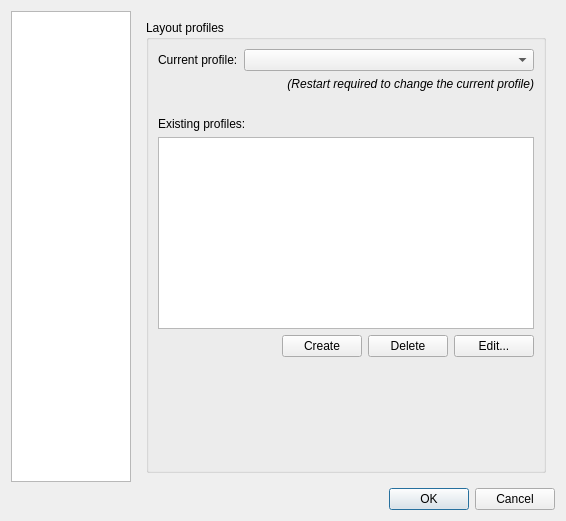
mlz-ictrl/nicos, file lib/nicos/clients/gui/settings.ui: the form before one commit.
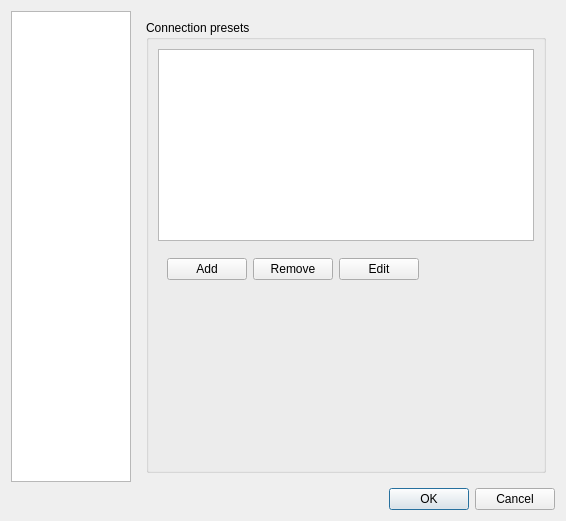
The form after the commit. The open tabs and pages were chosen to show the change.

Commit message:
gui: remove profile config cruft
Fixes: #662

What changed in the file:
```diff
--- a/lib/nicos/clients/gui/settings.ui
+++ b/lib/nicos/clients/gui/settings.ui
@@ -190,127 +190,6 @@
        </item>
       </layout>
      </widget>
-     <widget class="QWidget" name="page_2">
-      <layout class="QVBoxLayout" name="verticalLayout_2">
-       <item>
-        <widget class="QGroupBox" name="groupBox_3">
-         <property name="title">
-          <string>Layout profiles</string>
-         </property>
-         <layout class="QGridLayout" name="gridLayout_4">
-          <item row="0" column="0">
-           <widget class="QLabel" name="label_7">
-            <property name="sizePolicy">
-             <sizepolicy hsizetype="Fixed" vsizetype="Preferred">
-              <horstretch>0</horstretch>
-              <verstretch>0</verstretch>
-             </sizepolicy>
-            </property>
-            <property name="text">
-             <string>Current profile:</string>
-            </property>
-           </widget>
-          </item>
-          <item row="0" column="1">
-           <widget class="QComboBox" name="profileCombo"/>
-          </item>
-          <item row="7" column="0">
-           <spacer name="verticalSpacer_3">
-            <property name="orientation">
-             <enum>Qt::Vertical</enum>
-            </property>
-            <property name="sizeHint" stdset="0">
-             <size>
-              <width>20</width>
-              <height>40</height>
-             </size>
-            </property>
-           </spacer>
-          </item>
-          <item row="4" column="0" colspan="2">
-           <widget class="QListWidget" name="profileList"/>
-          </item>
-          <item row="3" column="0" colspan="2">
-           <widget class="QLabel" name="label_8">
-            <property name="text">
-             <string>Existing profiles:</string>
-            </property>
-           </widget>
-          </item>
-          <item row="1" column="0" colspan="2">
-           <widget class="QLabel" name="label_9">
-            <property name="font">
-             <font>
-              <italic>true</italic>
-             </font>
-            </property>
-            <property name="text">
-             <string>(Restart required to change the current profile)</string>
-            </property>
-            <property name="alignment">
-             <set>Qt::AlignRight|Qt::AlignTrailing|Qt::AlignVCenter</set>
-            </property>
-           </widget>
-          </item>
-          <item row="2" column="0">
-           <spacer name="verticalSpacer_4">
-            <property name="orientation">
-             <enum>Qt::Vertical</enum>
-            </property>
-            <property name="sizeType">
-             <enum>QSizePolicy::Fixed</enum>
-            </property>
-            <property name="sizeHint" stdset="0">
-             <size>
-              <width>20</width>
-              <height>20</height>
-             </size>
-            </property>
-           </spacer>
-          </item>
-          <item row="5" column="0" colspan="2">
-           <layout class="QHBoxLayout" name="horizontalLayout_2">
-            <item>
-             <spacer name="horizontalSpacer">
-              <property name="orientation">
-               <enum>Qt::Horizontal</enum>
-              </property>
-              <property name="sizeHint" stdset="0">
-               <size>
-                <width>40</width>
-                <height>20</height>
-               </size>
-              </property>
-             </spacer>
-            </item>
-            <item>
-             <widget class="QPushButton" name="createProfile">
-              <property name="text">
-               <string>Create</string>
-              </property>
-             </widget>
-            </item>
-            <item>
-             <widget class="QPushButton" name="deleteProfile">
-              <property name="text">
-               <string>Delete</string>
-              </property>
-             </widget>
-            </item>
-            <item>
-             <widget class="QPushButton" name="editProfile">
-              <property name="text">
-               <string>Edit...</string>
-              </property>
-             </widget>
-            </item>
-           </layout>
-          </item>
-         </layout>
-        </widget>
-       </item>
-      </layout>
-     </widget>
     </widget>
    </item>
    <item row="1" column="0" colspan="2">
```
The commit also changes 10 other files.
